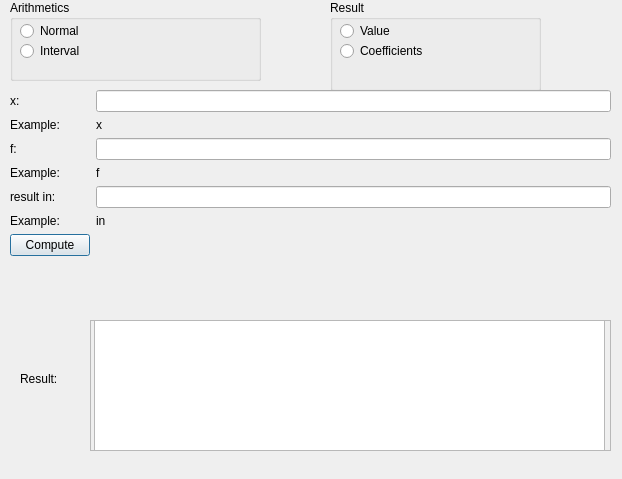
adowsky/spline-function, file MainWindow.ui: the form before one commit.
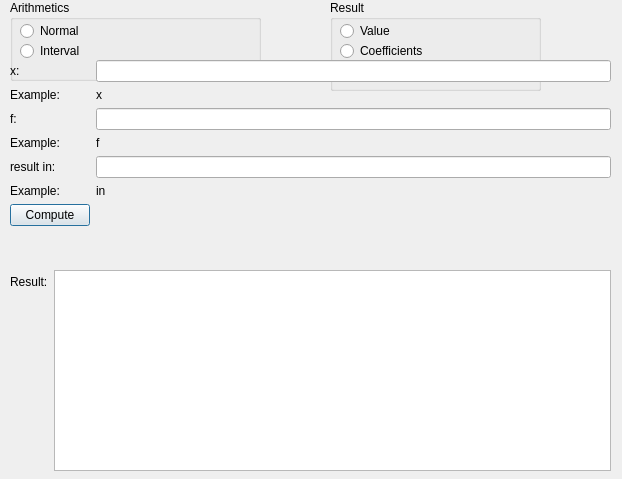
The form after the commit.

Diff of the .ui file:
```diff
--- a/MainWindow.ui
+++ b/MainWindow.ui
@@ -95,9 +95,9 @@
    <property name="geometry">
     <rect>
      <x>10</x>
-     <y>90</y>
+     <y>60</y>
      <width>601</width>
-     <height>197</height>
+     <height>202</height>
     </rect>
    </property>
    <layout class="QFormLayout" name="formLayout">
@@ -185,54 +185,34 @@
     </item>
    </layout>
   </widget>
-  <widget class="QLabel" name="label_2">
+  <widget class="QWidget" name="formLayoutWidget_2">
    <property name="geometry">
     <rect>
-     <x>20</x>
-     <y>370</y>
-     <width>65</width>
-     <height>17</height>
+     <x>10</x>
+     <y>270</y>
+     <width>601</width>
+     <height>201</height>
     </rect>
    </property>
-   <property name="text">
-    <string>Result:</string>
-   </property>
-  </widget>
-  <widget class="QScrollArea" name="scrollArea">
-   <property name="geometry">
-    <rect>
-     <x>90</x>
-     <y>320</y>
-     <width>521</width>
-     <height>131</height>
-    </rect>
-   </property>
-   <property name="widgetResizable">
-    <bool>true</bool>
-   </property>
-   <widget class="QWidget" name="scrollAreaWidgetContents">
-    <property name="geometry">
-     <rect>
-      <x>0</x>
-      <y>0</y>
-      <width>519</width>
-      <height>129</height>
-     </rect>
+   <layout class="QFormLayout" name="formLayout_2">
+    <property name="formAlignment">
+     <set>Qt::AlignLeading|Qt::AlignLeft|Qt::AlignVCenter</set>
     </property>
-    <widget class="QTextEdit" name="output">
-     <property name="geometry">
-      <rect>
-       <x>3</x>
-       <y>-1</y>
-       <width>511</width>
-       <height>131</height>
-      </rect>
-     </property>
-     <property name="readOnly">
-      <bool>true</bool>
-     </property>
-    </widget>
-   </widget>
+    <item row="1" column="1">
+     <widget class="QTextBrowser" name="output">
+      <property name="autoFormatting">
+       <set>QTextEdit::AutoAll</set>
+      </property>
+     </widget>
+    </item>
+    <item row="1" column="0">
+     <widget class="QLabel" name="label_2">
+      <property name="text">
+       <string>Result:</string>
+      </property>
+     </widget>
+    </item>
+   </layout>
   </widget>
  </widget>
  <resources/>
```
Left out of the diff: 2 changed lines with no effect on the pictures.
